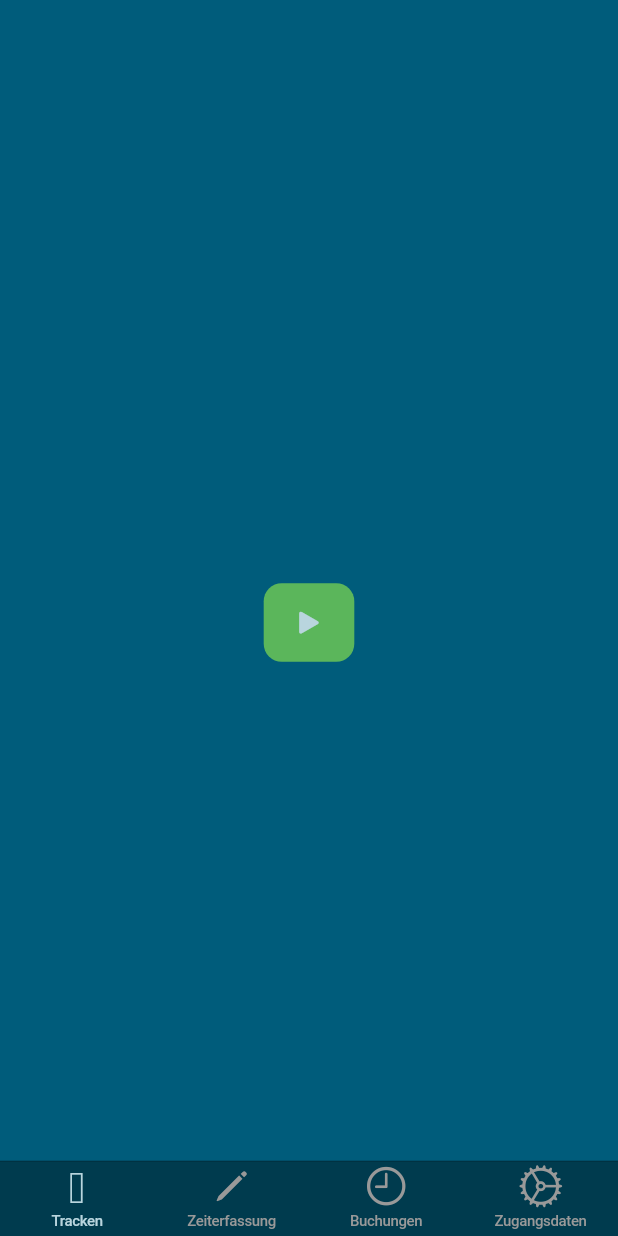
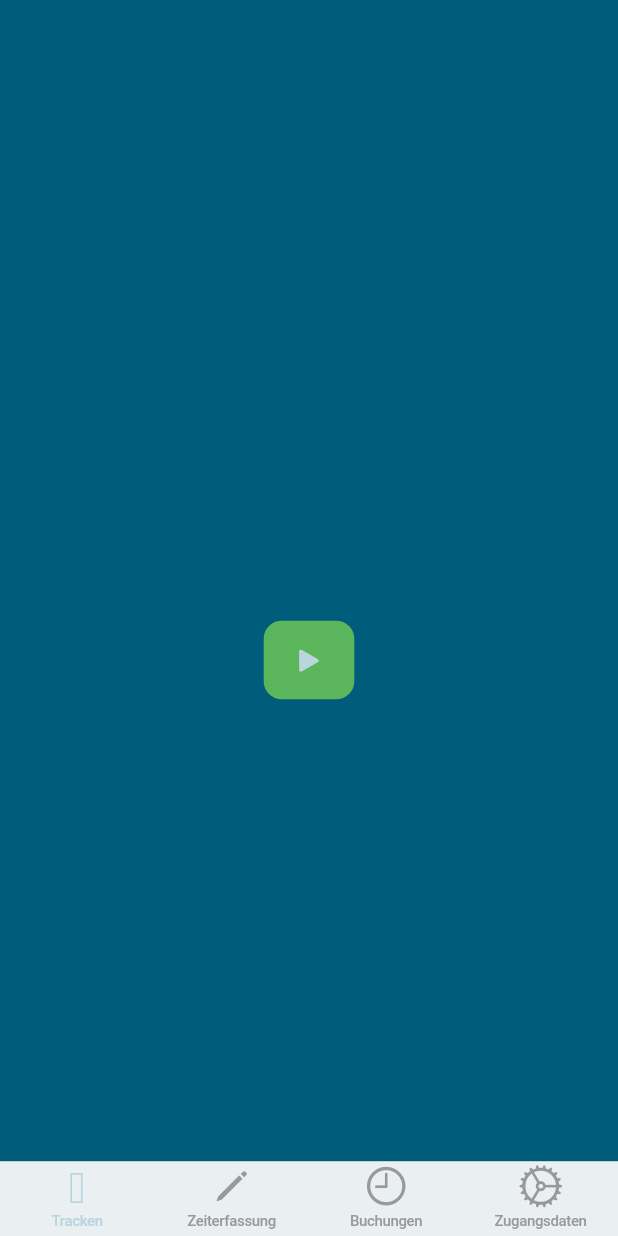
Before and after one commit to SimonIT/timetracker, a Flutter app: the screen it shows after launch, on a phone screen of 412 x 824 dp. Run offline on Flutter 3.47's test engine with Material 2 defaults, Android fonts, the phone set to English and light mode, and no system bars; our stand-ins replace flutter_secure_storage; missing offline and left inert: duration; accounts and stored records are empty; generated files the repository leaves out were written again; statements that could not run were skipped.

Commit message:
remove barBackgroundColor fixes #1

```diff
--- a/lib/main.dart
+++ b/lib/main.dart
@@ -57,7 +57,7 @@ class _MyAppState extends State<MyApp> {
       theme: CupertinoThemeData(
         primaryColor: Color.fromRGBO(185, 213, 222, 1),
         primaryContrastingColor: Color.fromRGBO(0, 59, 78, 1),
-        barBackgroundColor: Color.fromRGBO(0, 59, 78, 1),
+        // barBackgroundColor: Color.fromRGBO(0, 59, 78, 1), // closes keyboard immediately
         textTheme: CupertinoTextThemeData(
           textStyle: TextStyle(
             color: CupertinoColors.white,
```
